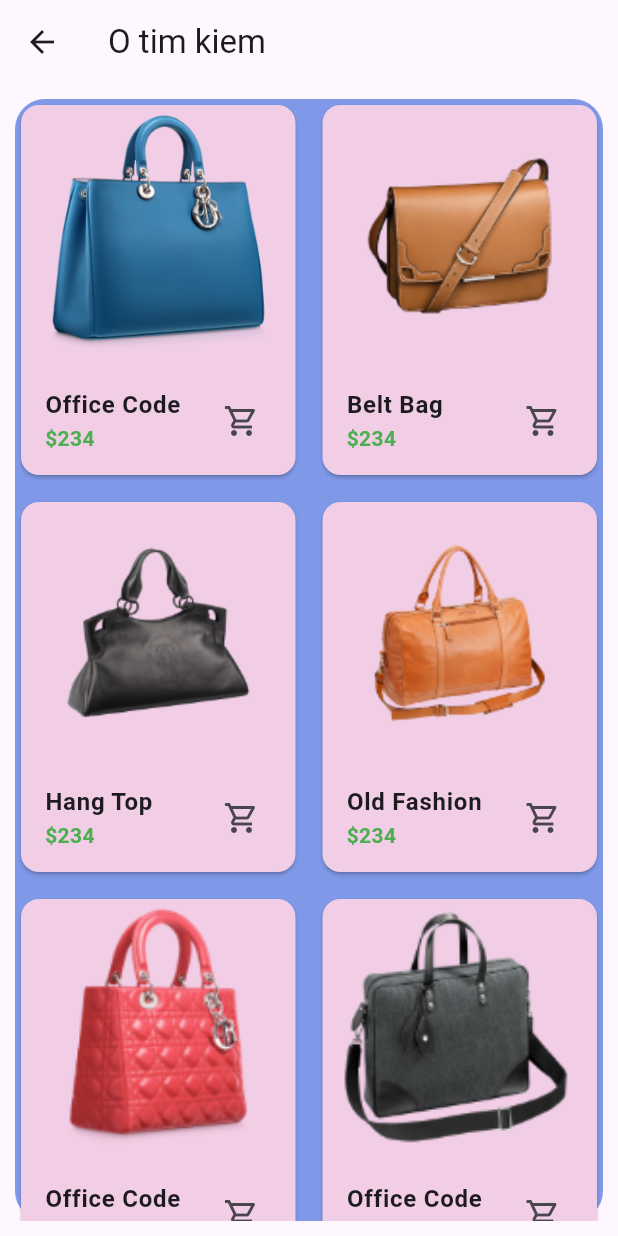
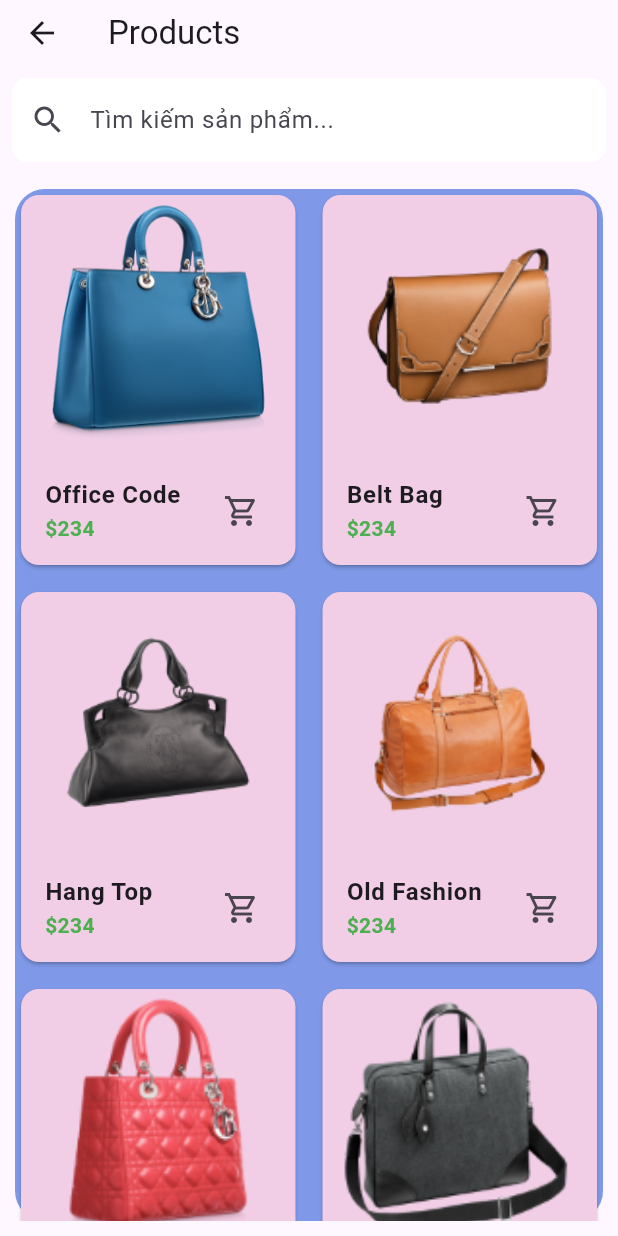
Before and after one commit to DinhHoangGia-pro/hce_24_pm_flutter, a Flutter app: the Hienthisanpham screen opened directly, on a phone screen of 412 x 824 dp. Run offline on Flutter 3.47's test engine with Material 3 defaults, Android fonts, the phone set to English and light mode, and no system bars; network calls fail.

Commit message:
Update Hienthisanpham.dart

```diff
--- a/lib/Hienthisanpham.dart
+++ b/lib/Hienthisanpham.dart
@@ -3,7 +3,7 @@ import 'package:helloworld/ProductDetails.dart';
 import 'package:helloworld/models/Product.dart';
 
 class Hienthisanpham extends StatefulWidget {
-  //List<Product> _lstproducts;
+  List<Product> _lstproducts = products;
 
   //Hienthisanpham();
 
@@ -14,15 +14,56 @@ class Hienthisanpham extends StatefulWidget {
 //------------------------------
 //
 class ListProductState extends State<Hienthisanpham> {
+  // Bộ điều khiển TextField để tìm kiếm
+  TextEditingController searchController = TextEditingController();
+  List<Product> lstproducts = products;
+
+  // Hàm lọc sản phẩm dựa vào tiêu đề
+  void filterProducts(String query) {
+    List<Product> filteredList = products.where((phantu) {
+      return phantu.title?.toLowerCase().contains(query.toLowerCase()) ?? false;
+    }).toList();
+
+    setState(() {
+      lstproducts = filteredList;
+    });
+  }
+
   @override
   void initState() {
     super.initState();
+    lstproducts = widget._lstproducts;
   }
 
   @override
   Widget build(BuildContext context) {
     return Scaffold(
-        appBar: AppBar(title: Text("O tim kiem")),
+        appBar: AppBar(
+          title: Text('Products'),
+          bottom: PreferredSize(
+            preferredSize: Size.fromHeight(60),
+            child: Padding(
+              padding: const EdgeInsets.all(8.0),
+              child: TextField(
+                controller: searchController,
+                onChanged: (value) {
+                  // Gọi hàm filter khi thay đổi giá trị trong ô tìm kiếm
+                  filterProducts(value);
+                },
+                decoration: InputDecoration(
+                  hintText: 'Tìm kiếm sản phẩm...',
+                  prefixIcon: Icon(Icons.search),
+                  border: OutlineInputBorder(
+                    borderRadius: BorderRadius.circular(10),
+                    borderSide: BorderSide.none,
+                  ),
+                  filled: true,
+                  fillColor: Colors.white,
+                ),
+              ),
+            ),
+          ),
+        ),
         body: Container(
             margin: EdgeInsets.all(10.0),
             decoration: BoxDecoration(
@@ -30,7 +71,7 @@ class ListProductState extends State<Hienthisanpham> {
               color: Color(0xff7f98e7),
             ),
             child: GridView.builder(
-                itemCount: products.length,
+                itemCount: lstproducts.length,
                 gridDelegate: SliverGridDelegateWithFixedCrossAxisCount(
                   crossAxisCount: 2, // Số cột là 2
                   childAspectRatio: 0.75, // Tỷ lệ chiều cao / chiều rộng
@@ -57,15 +98,15 @@ class ListProductState extends State<Hienthisanpham> {
                                               MaterialPageRoute(
                                                   builder: (_) =>
                                                       ProductDetails(
-                                                          product: products[
+                                                          product: lstproducts[
                                                               index]))),
                                           child: Image.asset(
-                                            products[index].image.toString(),
+                                            lstproducts[index].image.toString(),
                                             fit: BoxFit.cover,
                                           )))),
                               ListTile(
                                 title: Text(
-                                  products[index].title.toString(),
+                                  lstproducts[index].title.toString(),
                                   style: TextStyle(
                                     fontWeight: FontWeight.bold,
                                     fontSize: 16.0,
@@ -75,7 +116,7 @@ class ListProductState extends State<Hienthisanpham> {
                                       .ellipsis, // Cắt bớt text nếu quá dài
                                 ),
                                 subtitle: Text(
-                                  "\$${products[index].price.toString()}",
+                                  "\$${lstproducts[index].price.toString()}",
                                   style: TextStyle(
                                     color: Colors.green,
                                     fontWeight: FontWeight.bold,
```
